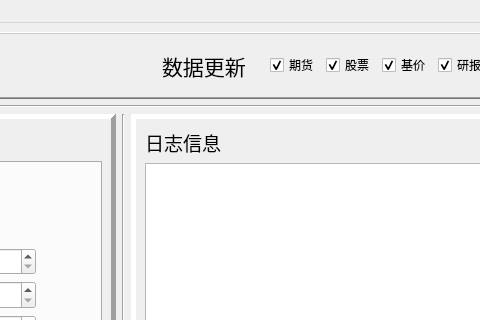
Above: python_test/src/interface/MainWindow.ui from yuancixin/HUAXIN_FUND before the change; both pictures show x 348 to 828 and y 0 to 320 of the 942 by 751 pixel window. Below: the same form after it.
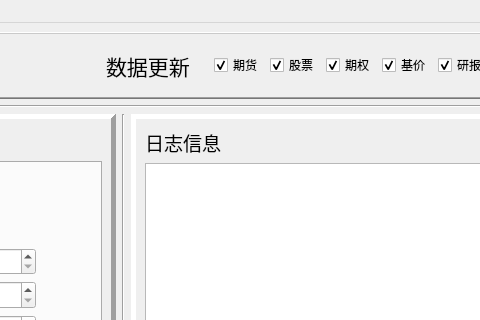
That is the form after the change.

Commit message: 期权数据爬取

Patch:
```diff
--- a/python_test/src/interface/MainWindow.ui
+++ b/python_test/src/interface/MainWindow.ui
@@ -129,6 +129,16 @@
              </property>
             </widget>
            </item>
+           <item>
+            <widget class="QCheckBox" name="check_update_option">
+             <property name="text">
+              <string>期权</string>
+             </property>
+             <property name="checked">
+              <bool>true</bool>
+             </property>
+            </widget>
+           </item>
            <item>
             <widget class="QCheckBox" name="check_update_actual">
              <property name="text">
```
The commit also changes 11 other files.
